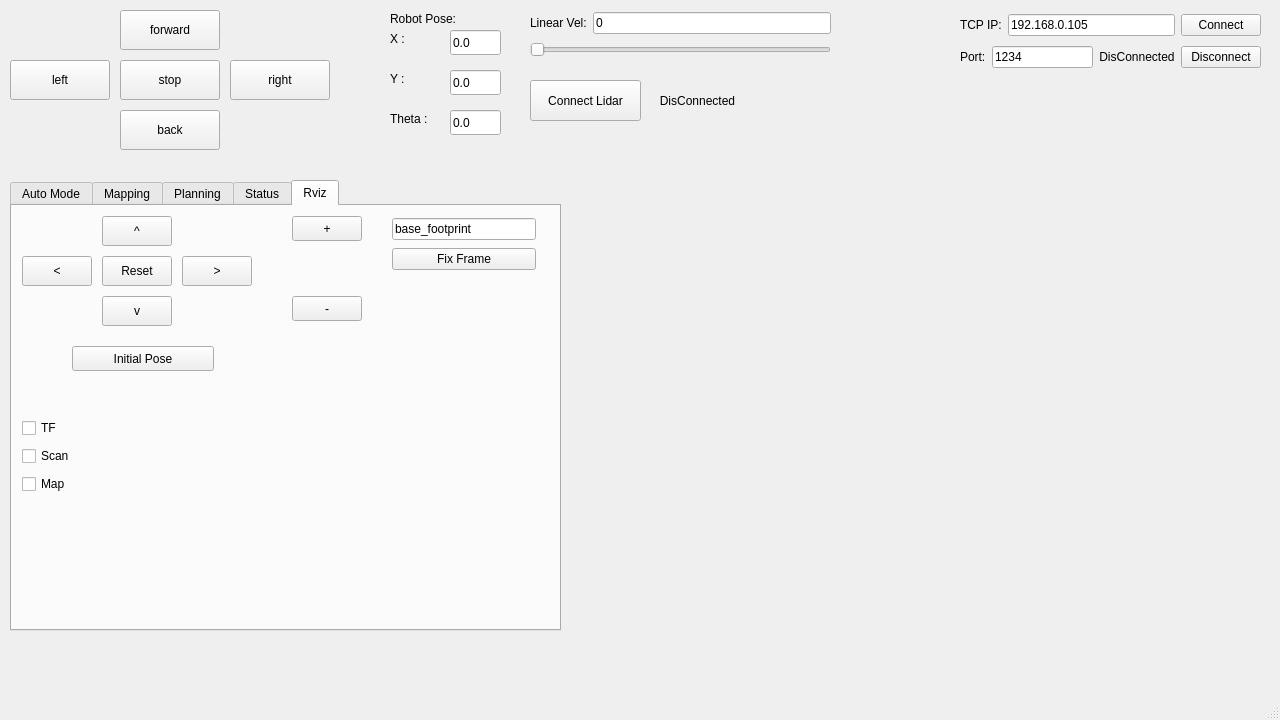
Old version of the form QTApp/robot_gui/mainwindow.ui in the repository hungmanh150602/robot_hokuyo.
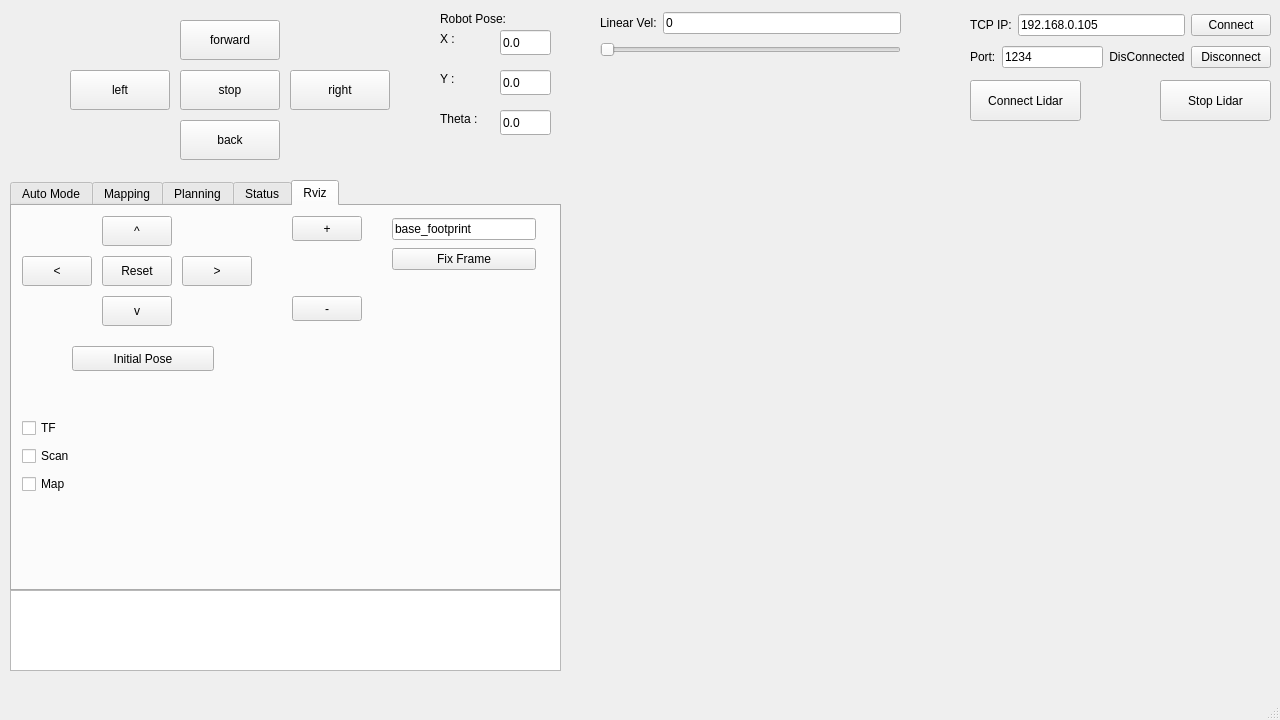
New version of the form.

```diff
--- a/QTApp/robot_gui/mainwindow.ui
+++ b/QTApp/robot_gui/mainwindow.ui
@@ -20,8 +20,8 @@
     </property>
     <property name="geometry">
      <rect>
-      <x>0</x>
-      <y>0</y>
+      <x>60</x>
+      <y>10</y>
       <width>340</width>
       <height>160</height>
      </rect>
@@ -112,7 +112,7 @@
       <x>10</x>
       <y>180</y>
       <width>551</width>
-      <height>451</height>
+      <height>411</height>
      </rect>
     </property>
     <property name="styleSheet">
@@ -386,7 +386,7 @@
    <widget class="QGroupBox" name="groupBox_pose">
     <property name="geometry">
      <rect>
-      <x>380</x>
+      <x>430</x>
       <y>0</y>
       <width>131</width>
       <height>145</height>
@@ -495,7 +495,7 @@
    <widget class="QWidget" name="layoutWidget">
     <property name="geometry">
      <rect>
-      <x>530</x>
+      <x>600</x>
       <y>10</y>
       <width>301</width>
       <height>50</height>
@@ -544,7 +544,7 @@
    <widget class="QWidget" name="layoutWidget">
     <property name="geometry">
      <rect>
-      <x>960</x>
+      <x>970</x>
       <y>10</y>
       <width>301</width>
       <height>62</height>
@@ -616,7 +616,7 @@
    <widget class="QPushButton" name="btnDisConnect_2">
     <property name="geometry">
      <rect>
-      <x>530</x>
+      <x>970</x>
       <y>80</y>
       <width>111</width>
       <height>41</height>
@@ -626,29 +626,13 @@
      <string>Connect Lidar</string>
     </property>
    </widget>
-   <widget class="QLabel" name="label_statustcp_2">
-    <property name="geometry">
-     <rect>
-      <x>650</x>
-      <y>80</y>
-      <width>95</width>
-      <height>41</height>
-     </rect>
-    </property>
-    <property name="text">
-     <string>DisConnected</string>
-    </property>
-    <property name="alignment">
-     <set>Qt::AlignCenter</set>
-    </property>
-   </widget>
    <widget class="QWidget" name="verticalLayoutWidget">
     <property name="geometry">
      <rect>
-      <x>600</x>
+      <x>610</x>
       <y>140</y>
       <width>661</width>
-      <height>491</height>
+      <height>531</height>
      </rect>
     </property>
     <layout class="QVBoxLayout" name="verticalLayout_5">
@@ -657,6 +641,29 @@
      </item>
     </layout>
    </widget>
+   <widget class="QPushButton" name="btnStop_lidar">
+    <property name="geometry">
+     <rect>
+      <x>1160</x>
+      <y>80</y>
+      <width>111</width>
+      <height>41</height>
+     </rect>
+    </property>
+    <property name="text">
+     <string>Stop Lidar</string>
+    </property>
+   </widget>
+   <widget class="QTextEdit" name="textEdit_log">
+    <property name="geometry">
+     <rect>
+      <x>10</x>
+      <y>590</y>
+      <width>551</width>
+      <height>81</height>
+     </rect>
+    </property>
+   </widget>
   </widget>
   <widget class="QMenuBar" name="menubar">
    <property name="geometry">
```
Left out of the diff: 2 changed lines with no effect on the pictures.
